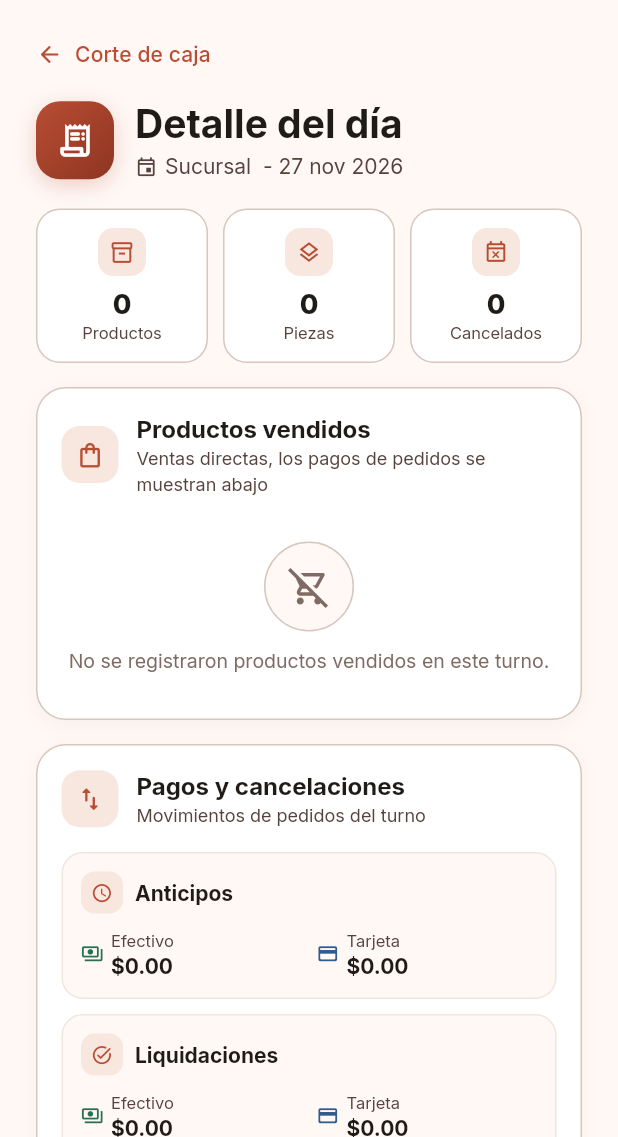
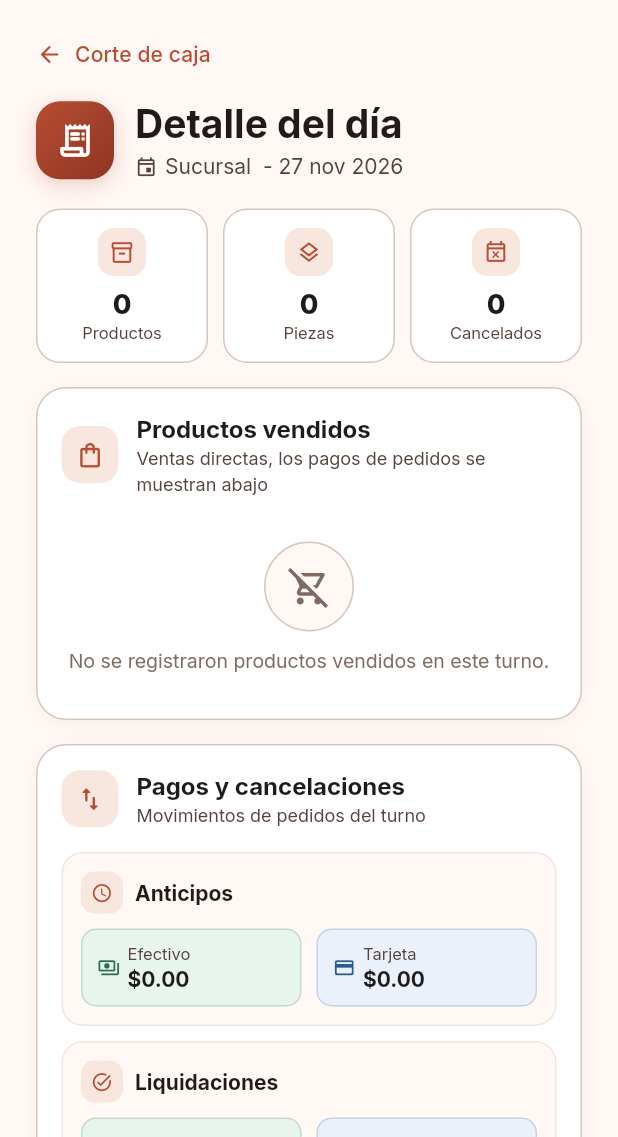
Before and after one commit to Punto-de-Venta-Ceramica/Frontend-Punto-de-Venta, a Flutter app: the DetalleMovimientosPage screen opened directly with empty values, on a phone screen of 412 x 824 dp, the part 99-1236 px from its top. Run offline on Flutter 3.47's test engine with Material 3 defaults, Android fonts, the phone set to English and light mode, and no system bars; drawn by our look-alikes of toastification; our stand-ins replace cached_network_image, dropdown_search, flutter_cache_manager, flutter_image_compress, flutter_secure_storage, flutter_svg and 3 more; missing offline and left inert: app_badge_plus, file_saver, file_selector, print_bluetooth_thermal; accounts and stored records are empty; network calls fail.

Commit message:
fix: correccion en visualizacion de monto en efectivo y tarjeta

```diff
--- a/lib/features/corte_caja/infrastructure/adapters/inbound/flutter/corte_realizado_page.dart
+++ b/lib/features/corte_caja/infrastructure/adapters/inbound/flutter/corte_realizado_page.dart
@@ -146,7 +146,7 @@ class CorteRealizadoPage extends StatelessWidget {
                   ),
                   const SizedBox(height: 12),
 
-                  // Fila resumen: Total neto y Total estimado
+                  // Fila resumen: Efectivo estimado en caja (sin tarjeta)
                   Container(
                     padding: const EdgeInsets.symmetric(
                       horizontal: 16,
@@ -162,7 +162,7 @@ class CorteRealizadoPage extends StatelessWidget {
                       children: [
                         Flexible(
                           child: Text(
-                            'Total estimado en caja',
+                            'Efectivo estimado en caja',
                             style: BarroTheme.type(
                               13,
                               18,
@@ -173,7 +173,7 @@ class CorteRealizadoPage extends StatelessWidget {
                         ),
                         const SizedBox(width: 8),
                         Text(
-                          formatDinero(corte.totalEstimado),
+                          formatDinero(corte.efectivoEsperado),
                           style: BarroTheme.type(
                             15,
                             20,
--- a/lib/features/corte_caja/infrastructure/adapters/inbound/flutter/detalle_movimientos_page.dart
+++ b/lib/features/corte_caja/infrastructure/adapters/inbound/flutter/detalle_movimientos_page.dart
@@ -104,6 +104,30 @@ class DetalleMovimientosPage extends StatelessWidget {
                             children: [
                               for (final p in corte.productos) _producto(p),
                               const SizedBox(height: 6),
+                              Row(
+                                children: [
+                                  _metodoBadge(
+                                    'Efectivo',
+                                    Icons.payments_outlined,
+                                    corteVerde,
+                                    corteVerdeSuave,
+                                    formatDinero(
+                                      corte.ventasEfectivo.totalVentas,
+                                    ),
+                                  ),
+                                  const SizedBox(width: 10),
+                                  _metodoBadge(
+                                    'Tarjeta',
+                                    Icons.credit_card_rounded,
+                                    corteAzul,
+                                    corteAzulSuave,
+                                    formatDinero(
+                                      corte.ventasTarjeta.totalVentas,
+                                    ),
+                                  ),
+                                ],
+                              ),
+                              const SizedBox(height: 10),
                               Container(
                                 padding: const EdgeInsets.symmetric(
                                   horizontal: 14,
@@ -372,20 +396,21 @@ class DetalleMovimientosPage extends StatelessWidget {
     ),
   );
 
-  Widget _movimiento(
-    String concepto,
-    IconData icono,
-    double efectivo,
-    double tarjeta, {
-    bool negativo = false,
-  }) {
-    String monto(double v) =>
-        negativo && v > 0 ? '-${formatDinero(v)}' : formatDinero(v);
-    Color color(double v) =>
-        negativo && v > 0 ? BarroTheme.error : BarroTheme.text;
-
-    Widget metodo(String etiqueta, IconData ic, Color tono, double v) =>
-        Expanded(
+  Widget _metodoBadge(
+    String etiqueta,
+    IconData ic,
+    Color tono,
+    Color fondo,
+    String valorTexto, {
+    Color? valorColor,
+  }) => Expanded(
+    child: Container(
+      padding: const EdgeInsets.symmetric(horizontal: 10, vertical: 8),
+      decoration: BoxDecoration(
+        color: fondo,
+        borderRadius: BorderRadius.circular(10),
+        border: Border.all(color: tono.withValues(alpha: 0.2)),
+      ),
       child: Row(
         children: [
           Icon(ic, size: 15, color: tono),
@@ -406,12 +431,12 @@ class DetalleMovimientosPage extends StatelessWidget {
                   fit: BoxFit.scaleDown,
                   alignment: Alignment.centerLeft,
                   child: Text(
-                        monto(v),
+                    valorTexto,
                     style: BarroTheme.type(
                       14,
                       19,
                       weight: FontWeight.w700,
-                          color: color(v),
+                      color: valorColor ?? BarroTheme.text,
                     ),
                   ),
                 ),
@@ -420,7 +445,20 @@ class DetalleMovimientosPage extends StatelessWidget {
           ),
         ],
       ),
+    ),
   );
+
+  Widget _movimiento(
+    String concepto,
+    IconData icono,
+    double efectivo,
+    double tarjeta, {
+    bool negativo = false,
+  }) {
+    String monto(double v) =>
+        negativo && v > 0 ? '-${formatDinero(v)}' : formatDinero(v);
+    Color color(double v) =>
+        negativo && v > 0 ? BarroTheme.error : BarroTheme.text;
 
     return Container(
       padding: const EdgeInsets.all(12),
@@ -452,9 +490,23 @@ class DetalleMovimientosPage extends StatelessWidget {
           const SizedBox(height: 10),
           Row(
             children: [
-              metodo('Efectivo', Icons.payments_outlined, corteVerde, efectivo),
+              _metodoBadge(
+                'Efectivo',
+                Icons.payments_outlined,
+                corteVerde,
+                corteVerdeSuave,
+                monto(efectivo),
+                valorColor: color(efectivo),
+              ),
               const SizedBox(width: 10),
-              metodo('Tarjeta', Icons.credit_card_rounded, corteAzul, tarjeta),
+              _metodoBadge(
+                'Tarjeta',
+                Icons.credit_card_rounded,
+                corteAzul,
+                corteAzulSuave,
+                monto(tarjeta),
+                valorColor: color(tarjeta),
+              ),
             ],
           ),
         ],
--- a/lib/features/corte_caja/infrastructure/adapters/inbound/flutter/historial_cortes_page.dart
+++ b/lib/features/corte_caja/infrastructure/adapters/inbound/flutter/historial_cortes_page.dart
@@ -353,7 +353,7 @@ class _TarjetaCorte extends StatelessWidget {
                     Expanded(
                       child: _Monto(
                         icono: Icons.calculate_outlined,
-                        etiqueta: 'Total estimado',
+                        etiqueta: 'Efectivo esperado',
                         monto: formatDinero(corte.totalEstimado),
                       ),
                     ),
@@ -366,7 +366,7 @@ class _TarjetaCorte extends StatelessWidget {
                     Expanded(
                       child: _Monto(
                         icono: Icons.payments_outlined,
-                        etiqueta: 'Real',
+                        etiqueta: 'Efectivo contado',
                         monto: formatDinero(corte.totalReal ?? 0.0),
                         destacado: true,
                       ),
--- a/lib/features/reportes/infrastructure/adapters/inbound/flutter/movimientos_dia_widgets.dart
+++ b/lib/features/reportes/infrastructure/adapters/inbound/flutter/movimientos_dia_widgets.dart
@@ -126,7 +126,9 @@ class _MovimientoReporteCardState extends State<MovimientoReporteCard> {
     final venta = movimiento.tipo == TipoMovimientoReporte.venta;
     final devolucion = movimiento.tipo == TipoMovimientoReporte.devolucion;
     final efectivo = movimiento.medioPago == MedioPagoReporte.efectivo;
-    final colorMetodo = efectivo ? verdeEfectivo : const Color(0xFF2F5C8F);
+    final colorMetodo = efectivo ? verdeEfectivo : azulTarjeta;
+    final fondoCard = efectivo ? fondoEfectivo : fondoTarjeta;
+    final bordeCard = colorMetodo.withValues(alpha: 0.25);
     final mostrarTodos = !widget.compacto || _expandido;
     final productos = mostrarTodos
         ? movimiento.productos
@@ -180,6 +182,8 @@ class _MovimientoReporteCardState extends State<MovimientoReporteCard> {
       ],
     );
     return PanelReporte(
+      color: fondoCard,
+      borderColor: bordeCard,
       child: Column(
         crossAxisAlignment: CrossAxisAlignment.stretch,
         children: [
```
Also changed, not shown: lib/features/corte_caja/infrastructure/adapters/inbound/flutter/corte_caja_page.dart (+26 -28 lines), lib/features/reportes/infrastructure/adapters/inbound/flutter/reporte_widgets.dart (+17 -10 lines), 1 other file. Lines whose indentation alone changed are shown as unchanged.
